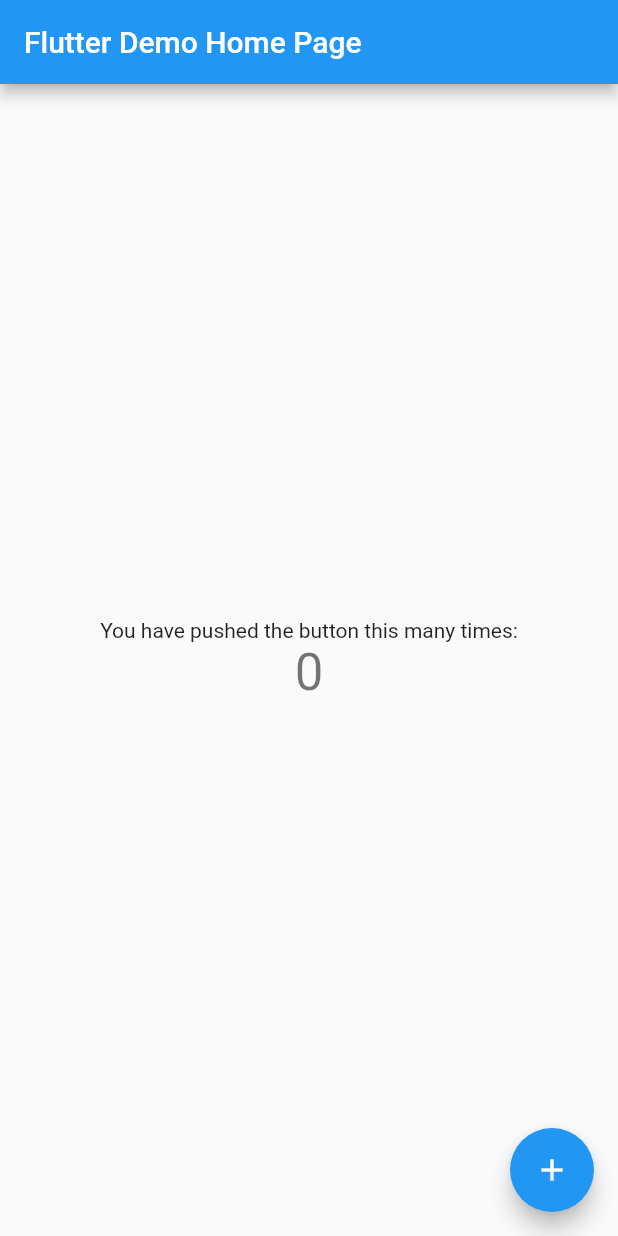
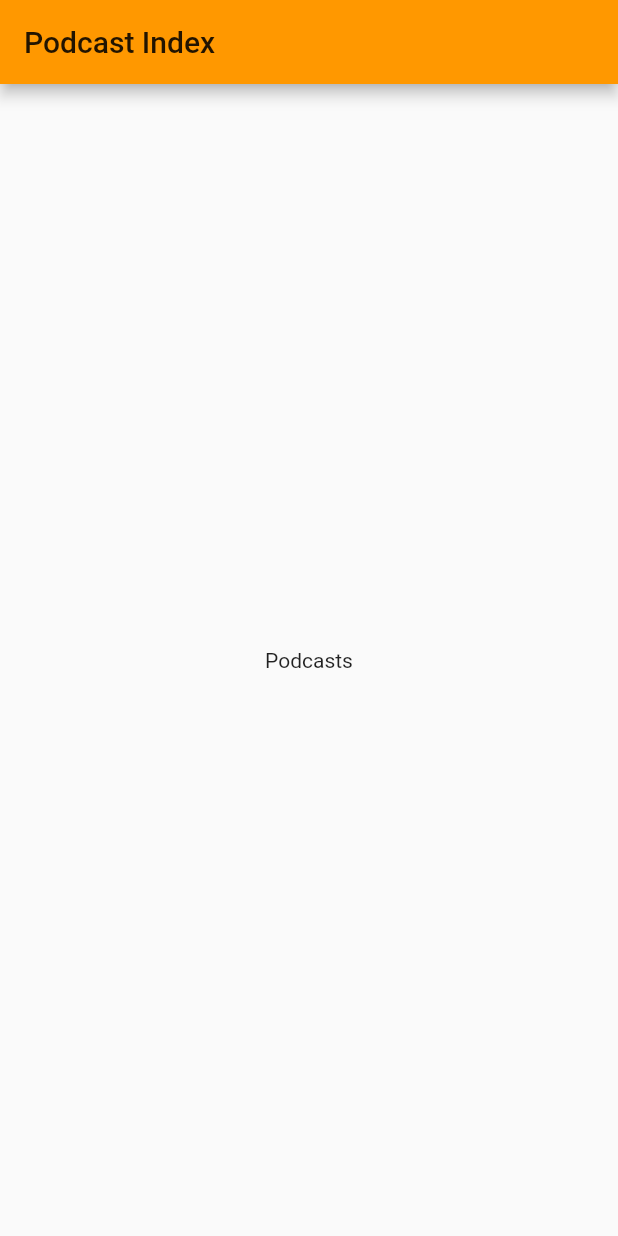
Before and after one commit to sarbogast/podcast-index, a Flutter app: the screen it shows after launch, on a phone screen of 412 x 824 dp. Run offline on Flutter 3.47's test engine with Material 2 defaults, Android fonts, the phone set to English and light mode, and no system bars.

Commit message:
Customized app

```diff
--- a/lib/main.dart
+++ b/lib/main.dart
@@ -5,43 +5,21 @@
 }
 
 class MyApp extends StatelessWidget {
-  // This widget is the root of your application.
   @override
   Widget build(BuildContext context) {
     return MaterialApp(
       title: 'Flutter Demo',
       theme: ThemeData(
-        // This is the theme of your application.
-        //
-        // Try running your application with "flutter run". You'll see the
-        // application has a blue toolbar. Then, without quitting the app, try
-        // changing the primarySwatch below to Colors.green and then invoke
-        // "hot reload" (press "r" in the console where you ran "flutter run",
-        // or simply save your changes to "hot reload" in a Flutter IDE).
-        // Notice that the counter didn't reset back to zero; the application
-        // is not restarted.
-        primarySwatch: Colors.blue,
-        // This makes the visual density adapt to the platform that you run
-        // the app on. For desktop platforms, the controls will be smaller and
-        // closer together (more dense) than on mobile platforms.
+        primarySwatch: Colors.orange,
         visualDensity: VisualDensity.adaptivePlatformDensity,
       ),
-      home: MyHomePage(title: 'Flutter Demo Home Page'),
+      home: MyHomePage(title: 'Podcast Index'),
     );
   }
 }
 
 class MyHomePage extends StatefulWidget {
   MyHomePage({Key key, this.title}) : super(key: key);
-
-  // This widget is the home page of your application. It is stateful, meaning
-  // that it has a State object (defined below) that contains fields that affect
-  // how it looks.
-
-  // This class is the configuration for the state. It holds the values (in this
-  // case the title) provided by the parent (in this case the App widget) and
-  // used by the build method of the State. Fields in a Widget subclass are
-  // always marked "final".
 
   final String title;
 
@@ -50,68 +28,17 @@
 }
 
 class _MyHomePageState extends State<MyHomePage> {
-  int _counter = 0;
-
-  void _incrementCounter() {
-    setState(() {
-      // This call to setState tells the Flutter framework that something has
-      // changed in this State, which causes it to rerun the build method below
-      // so that the display can reflect the updated values. If we changed
-      // _counter without calling setState(), then the build method would not be
-      // called again, and so nothing would appear to happen.
-      _counter++;
-    });
-  }
-
   @override
   Widget build(BuildContext context) {
-    // This method is rerun every time setState is called, for instance as done
-    // by the _incrementCounter method above.
-    //
-    // The Flutter framework has been optimized to make rerunning build methods
-    // fast, so that you can just rebuild anything that needs updating rather
-    // than having to individually change instances of widgets.
     return Scaffold(
       appBar: AppBar(
-        // Here we take the value from the MyHomePage object that was created by
-        // the App.build method, and use it to set our appbar title.
         title: Text(widget.title),
       ),
       body: Center(
-        // Center is a layout widget. It takes a single child and positions it
-        // in the middle of the parent.
-        child: Column(
-          // Column is also a layout widget. It takes a list of children and
-          // arranges them vertically. By default, it sizes itself to fit its
-          // children horizontally, and tries to be as tall as its parent.
-          //
-          // Invoke "debug painting" (press "p" in the console, choose the
-          // "Toggle Debug Paint" action from the Flutter Inspector in Android
-          // Studio, or the "Toggle Debug Paint" command in Visual Studio Code)
-          // to see the wireframe for each widget.
-          //
-          // Column has various properties to control how it sizes itself and
-          // how it positions its children. Here we use mainAxisAlignment to
-          // center the children vertically; the main axis here is the vertical
-          // axis because Columns are vertical (the cross axis would be
-          // horizontal).
-          mainAxisAlignment: MainAxisAlignment.center,
-          children: <Widget>[
-            Text(
-              'You have pushed the button this many times:',
-            ),
-            Text(
-              '$_counter',
-              style: Theme.of(context).textTheme.headline4,
-            ),
-          ],
+        child: Text(
+          'Podcasts',
         ),
       ),
-      floatingActionButton: FloatingActionButton(
-        onPressed: _incrementCounter,
-        tooltip: 'Increment',
-        child: Icon(Icons.add),
-      ), // This trailing comma makes auto-formatting nicer for build methods.
     );
   }
 }
```
